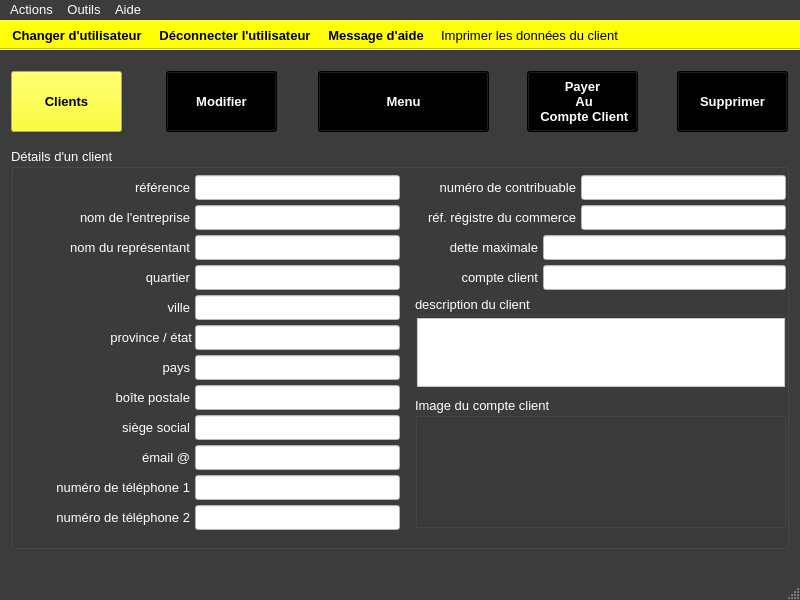
First picture: the form in ui/yeroth-erp-clients-detail-window.ui, repository xnoumbissinoundou/yeroth-erp-3.0, before the edit.
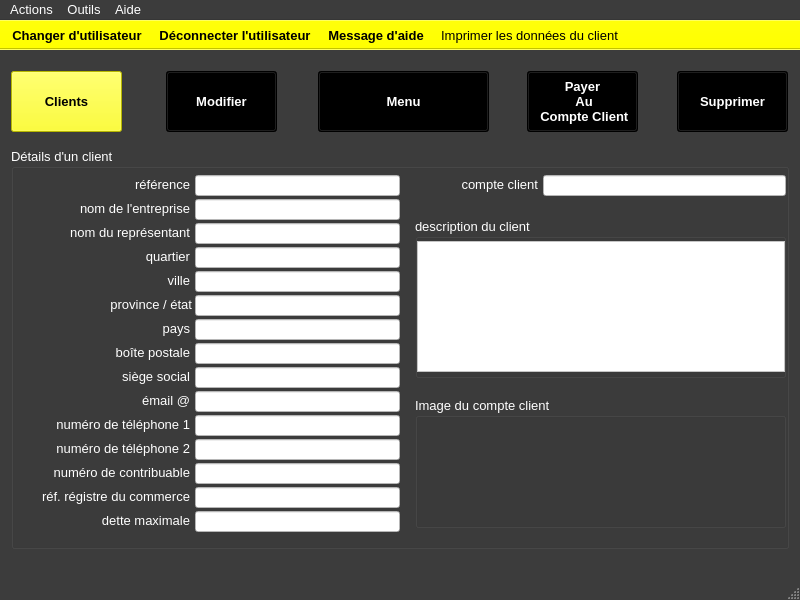
Second picture: the form after the edit. Icons and pictures are not drawn. Custom widgets are drawn as their Qt base class.

What changed in the file:
```diff
--- a/ui/yeroth-erp-clients-detail-window.ui
+++ b/ui/yeroth-erp-clients-detail-window.ui
@@ -2612,7 +2612,7 @@
      <property name="geometry">
       <rect>
        <x>8</x>
-       <y>59</y>
+       <y>50</y>
        <width>171</width>
        <height>21</height>
       </rect>
@@ -2636,7 +2636,7 @@
      <property name="geometry">
       <rect>
        <x>8</x>
-       <y>89</y>
+       <y>74</y>
        <width>171</width>
        <height>21</height>
       </rect>
@@ -2660,9 +2660,9 @@
      <property name="geometry">
       <rect>
        <x>184</x>
-       <y>87</y>
+       <y>75</y>
        <width>205</width>
-       <height>25</height>
+       <height>21</height>
       </rect>
      </property>
      <property name="palette">
@@ -3096,7 +3096,7 @@
      <property name="geometry">
       <rect>
        <x>8</x>
-       <y>119</y>
+       <y>98</y>
        <width>171</width>
        <height>21</height>
       </rect>
@@ -3120,7 +3120,7 @@
      <property name="geometry">
       <rect>
        <x>58</x>
-       <y>209</y>
+       <y>170</y>
        <width>121</width>
        <height>21</height>
       </rect>
@@ -3144,9 +3144,9 @@
      <property name="geometry">
       <rect>
        <x>184</x>
-       <y>207</y>
+       <y>171</y>
        <width>205</width>
-       <height>25</height>
+       <height>21</height>
       </rect>
      </property>
      <property name="palette">
@@ -3583,7 +3583,7 @@
      <property name="geometry">
       <rect>
        <x>8</x>
-       <y>149</y>
+       <y>122</y>
        <width>171</width>
        <height>21</height>
       </rect>
@@ -3607,7 +3607,7 @@
      <property name="geometry">
       <rect>
        <x>8</x>
-       <y>299</y>
+       <y>242</y>
        <width>171</width>
        <height>21</height>
       </rect>
@@ -3631,7 +3631,7 @@
      <property name="geometry">
       <rect>
        <x>8</x>
-       <y>359</y>
+       <y>290</y>
        <width>171</width>
        <height>21</height>
       </rect>
@@ -3652,7 +3652,7 @@
      <property name="geometry">
       <rect>
        <x>60</x>
-       <y>179</y>
+       <y>146</y>
        <width>121</width>
        <height>21</height>
       </rect>
@@ -3676,9 +3676,9 @@
      <property name="geometry">
       <rect>
        <x>184</x>
-       <y>177</y>
+       <y>147</y>
        <width>205</width>
-       <height>25</height>
+       <height>21</height>
       </rect>
      </property>
      <property name="palette">
@@ -4115,9 +4115,9 @@
      <property name="geometry">
       <rect>
        <x>184</x>
-       <y>117</y>
+       <y>99</y>
        <width>205</width>
-       <height>25</height>
+       <height>21</height>
       </rect>
      </property>
      <property name="palette">
@@ -4551,9 +4551,9 @@
      <property name="geometry">
       <rect>
        <x>184</x>
-       <y>147</y>
+       <y>123</y>
        <width>205</width>
-       <height>25</height>
+       <height>21</height>
       </rect>
      </property>
      <property name="palette">
@@ -4990,9 +4990,9 @@
      <property name="geometry">
       <rect>
        <x>184</x>
-       <y>357</y>
+       <y>291</y>
        <width>205</width>
-       <height>25</height>
+       <height>21</height>
       </rect>
      </property>
      <property name="palette">
@@ -5426,7 +5426,7 @@
      <property name="geometry">
       <rect>
        <x>8</x>
-       <y>329</y>
+       <y>266</y>
        <width>171</width>
        <height>21</height>
       </rect>
@@ -5449,7 +5449,7 @@
      <property name="geometry">
       <rect>
        <x>8</x>
-       <y>269</y>
+       <y>218</y>
        <width>171</width>
        <height>21</height>
       </rect>
@@ -5473,7 +5473,7 @@
      <property name="geometry">
       <rect>
        <x>8</x>
-       <y>239</y>
+       <y>194</y>
        <width>171</width>
        <height>21</height>
       </rect>
@@ -5496,10 +5496,10 @@
     <widget class="YerothLineEdit" name="lineEdit_clients_details_numero_contribuable">
      <property name="geometry">
       <rect>
-       <x>570</x>
-       <y>27</y>
+       <x>184</x>
+       <y>315</y>
        <width>205</width>
-       <height>25</height>
+       <height>21</height>
       </rect>
      </property>
      <property name="palette">
@@ -5932,8 +5932,8 @@
     <widget class="QLabel" name="label_client_details_numero_contribuable">
      <property name="geometry">
       <rect>
-       <x>394</x>
-       <y>29</y>
+       <x>8</x>
+       <y>314</y>
        <width>171</width>
        <height>21</height>
       </rect>
@@ -5955,10 +5955,10 @@
     <widget class="YerothLineEdit" name="lineEdit_clients_details_dette_maximale">
      <property name="geometry">
       <rect>
-       <x>532</x>
-       <y>87</y>
-       <width>243</width>
-       <height>25</height>
+       <x>184</x>
+       <y>363</y>
+       <width>205</width>
+       <height>21</height>
       </rect>
      </property>
      <property name="palette">
@@ -6394,9 +6394,9 @@
     <widget class="QLabel" name="label_client_details_dette_maximale">
      <property name="geometry">
       <rect>
-       <x>414</x>
-       <y>89</y>
-       <width>113</width>
+       <x>8</x>
+       <y>362</y>
+       <width>171</width>
        <height>21</height>
       </rect>
      </property>
@@ -6421,9 +6421,9 @@
      <property name="geometry">
       <rect>
        <x>184</x>
-       <y>327</y>
+       <y>267</y>
        <width>205</width>
-       <height>25</height>
+       <height>21</height>
       </rect>
      </property>
      <property name="palette">
@@ -6857,9 +6857,9 @@
      <property name="geometry">
       <rect>
        <x>404</x>
-       <y>148</y>
+       <y>70</y>
        <width>371</width>
-       <height>91</height>
+       <height>160</height>
       </rect>
      </property>
      <property name="font">
@@ -6876,9 +6876,9 @@
       <property name="geometry">
        <rect>
         <x>2</x>
-        <y>22</y>
+        <y>23</y>
         <width>368</width>
-        <height>69</height>
+        <height>131</height>
        </rect>
       </property>
       <property name="palette">
@@ -7313,7 +7313,7 @@
      <property name="geometry">
       <rect>
        <x>414</x>
-       <y>119</y>
+       <y>26</y>
        <width>113</width>
        <height>21</height>
       </rect>
@@ -7336,9 +7336,9 @@
      <property name="geometry">
       <rect>
        <x>532</x>
-       <y>117</y>
+       <y>27</y>
        <width>243</width>
-       <height>25</height>
+       <height>21</height>
       </rect>
      </property>
      <property name="palette">
@@ -7775,7 +7775,7 @@
      <property name="geometry">
       <rect>
        <x>8</x>
-       <y>29</y>
+       <y>26</y>
        <width>171</width>
        <height>21</height>
       </rect>
@@ -7804,7 +7804,7 @@
        <x>184</x>
        <y>27</y>
        <width>205</width>
-       <height>25</height>
+       <height>21</height>
       </rect>
      </property>
      <property name="palette">
@@ -8268,9 +8268,9 @@
      <property name="geometry">
       <rect>
        <x>184</x>
-       <y>57</y>
+       <y>51</y>
        <width>205</width>
-       <height>25</height>
+       <height>21</height>
       </rect>
      </property>
      <property name="palette">
@@ -8731,9 +8731,9 @@
      <property name="geometry">
       <rect>
        <x>184</x>
-       <y>237</y>
+       <y>195</y>
        <width>205</width>
-       <height>25</height>
+       <height>21</height>
       </rect>
      </property>
      <property name="palette">
@@ -9170,9 +9170,9 @@
      <property name="geometry">
       <rect>
        <x>184</x>
-       <y>267</y>
+       <y>219</y>
        <width>205</width>
-       <height>25</height>
+       <height>21</height>
       </rect>
      </property>
      <property name="palette">
@@ -9609,9 +9609,9 @@
      <property name="geometry">
       <rect>
        <x>184</x>
-       <y>297</y>
+       <y>243</y>
        <width>205</width>
-       <height>25</height>
+       <height>21</height>
       </rect>
      </property>
      <property name="palette">
@@ -10050,10 +10050,10 @@
      </property>
      <property name="geometry">
       <rect>
-       <x>570</x>
-       <y>57</y>
+       <x>184</x>
+       <y>339</y>
        <width>205</width>
-       <height>25</height>
+       <height>21</height>
       </rect>
      </property>
      <property name="palette">
@@ -10537,8 +10537,8 @@
     <widget class="QLabel" name="label_client_details_reference_registre_du_commerce">
      <property name="geometry">
       <rect>
-       <x>394</x>
-       <y>59</y>
+       <x>8</x>
+       <y>338</y>
        <width>171</width>
        <height>21</height>
       </rect>
```
